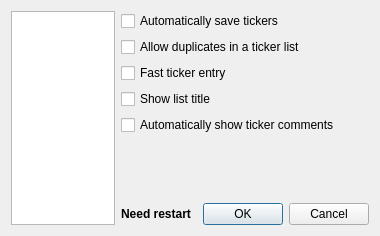
HappySeaFox/tht, file options.ui: the form before one commit.
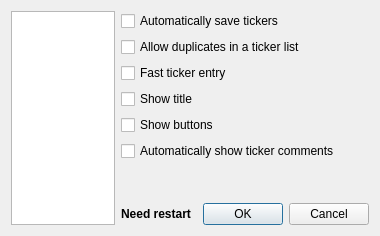
The form after the commit. The open tabs and pages were chosen to show the change.

Commit message: Added new hotkey "Ctrl+S" to save tickers. Added new option "Show buttons"

```diff
--- a/options.ui
+++ b/options.ui
@@ -156,18 +156,18 @@
        <item row="3" column="0">
         <widget class="QCheckBox" name="checkHeader">
          <property name="text">
-          <string>Show list title</string>
+          <string>Show title</string>
          </property>
         </widget>
        </item>
-       <item row="4" column="0">
+       <item row="5" column="0">
         <widget class="QCheckBox" name="checkComments">
          <property name="text">
           <string>Automatically show ticker comments</string>
          </property>
         </widget>
        </item>
-       <item row="5" column="0">
+       <item row="6" column="0">
         <spacer name="verticalSpacer_3">
          <property name="orientation">
           <enum>Qt::Vertical</enum>
@@ -180,6 +180,13 @@
          </property>
         </spacer>
        </item>
+       <item row="4" column="0">
+        <widget class="QCheckBox" name="checkButtons">
+         <property name="text">
+          <string>Show buttons</string>
+         </property>
+        </widget>
+       </item>
       </layout>
      </widget>
      <widget class="QWidget" name="page_3">
```
Left out of the diff: 1 changed line with no effect on the pictures. The commit also changes 12 other files.
